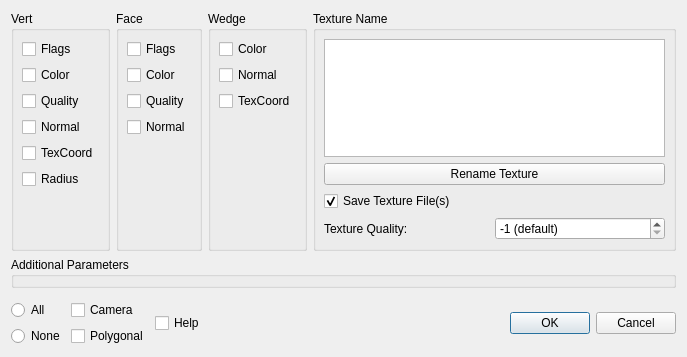
Old version of the form src/meshlab/dialogs/save_mesh_attributes_dialog.ui in the repository cnr-isti-vclab/meshlab.
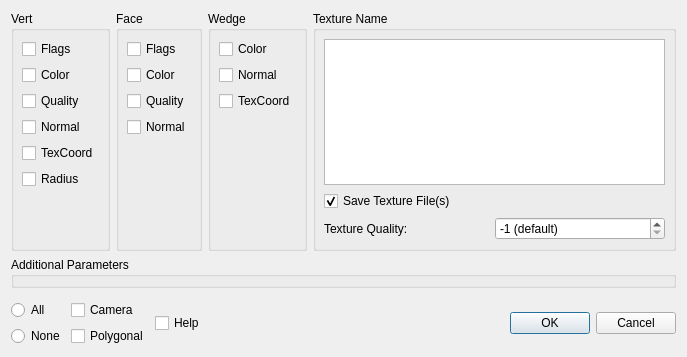
New version of the form.

Commit message: fix texture save error when changing texture name

```diff
--- a/src/meshlab/dialogs/save_mesh_attributes_dialog.ui
+++ b/src/meshlab/dialogs/save_mesh_attributes_dialog.ui
@@ -230,13 +230,6 @@
         <item>
          <widget class="QListWidget" name="listTextureName"/>
         </item>
-        <item>
-         <widget class="QPushButton" name="renametextureButton">
-          <property name="text">
-           <string>Rename Texture</string>
-          </property>
-         </widget>
-        </item>
         <item>
          <widget class="QCheckBox" name="saveTextureCheckBox">
           <property name="text">
```
The commit also changes 3 other files.
